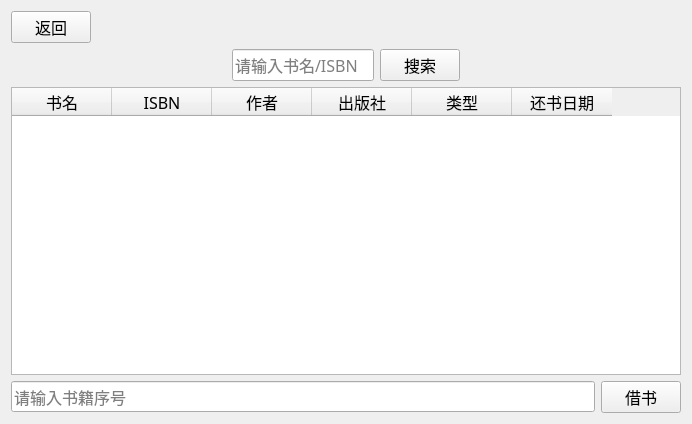
Before: the Qt Designer form searchpage.ui in LeoStr4nge/LibraryManageSystem, drawn with Qt 5.
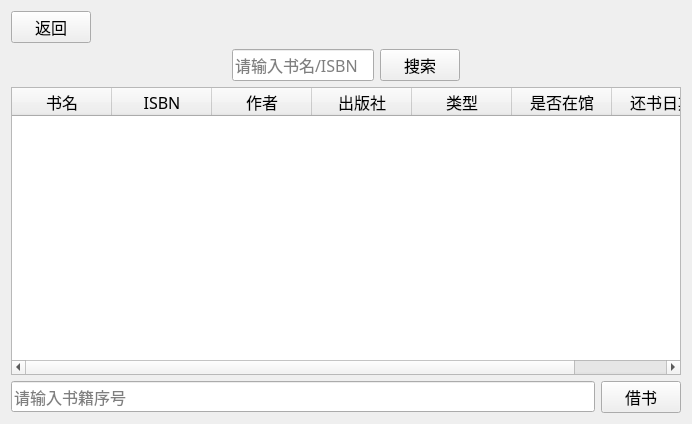
After: the same form once the commit is applied.

Patch:
```diff
--- a/searchpage.ui
+++ b/searchpage.ui
@@ -163,6 +163,11 @@
        <string>类型</string>
       </property>
      </column>
+     <column>
+      <property name="text">
+       <string>是否在馆</string>
+      </property>
+     </column>
      <column>
       <property name="text">
        <string>还书日期</string>
```
